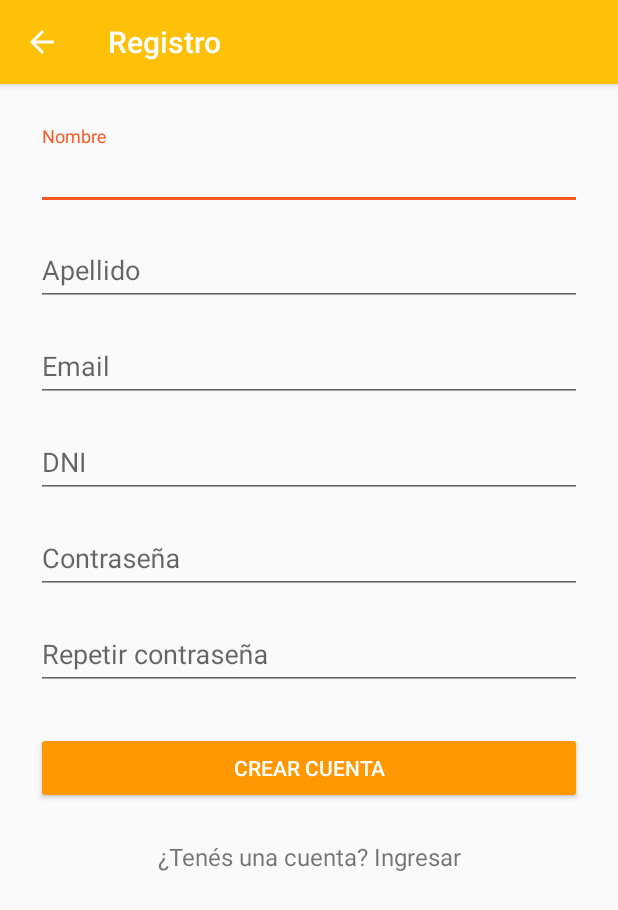
After one commit to jkrasuk/SiSMoS, an Android app: the RegisterActivity screen opened directly, with no data from a screen before it, on a phone screen of 412 x 824 dp. The commit adds this screen. Shown: the top 910 px of the screen. Run offline under Robolectric (Android 15) with nearby library versions, the phone set to English and light mode, and no system bars; our stand-ins replace ButterKnife.

Commit message:
Frontend registro

```diff
--- a/SiSMoS/app/build.gradle
+++ b/SiSMoS/app/build.gradle
@@ -52,4 +52,8 @@ dependencies {
     //GPS
     implementation 'com.google.android.gms:play-services-maps:17.0.0'
     implementation 'com.google.android.gms:play-services-location:17.0.0'
+
+    //Buttkernife
+    annotationProcessor 'com.jakewharton:butterknife:7.0.1'
+    compile 'com.jakewharton:butterknife:7.0.1'
 }
--- a/SiSMoS/app/src/main/java/com/jk/sismos/main/activities/HomeActivity.java
+++ b/SiSMoS/app/src/main/java/com/jk/sismos/main/activities/HomeActivity.java
@@ -22,6 +22,7 @@ import com.jk.sismos.main.sensors.ShakeDetector;
 public class HomeActivity extends AppCompatActivity
         implements NavigationView.OnNavigationItemSelectedListener,
         DrawerLayout.DrawerListener, ShakeDetector.Listener {
+    private static final String TAG = "HomeActivity";
     private DrawerLayout drawerLayout;
     private ShakeDetector sd;
 
--- a/SiSMoS/app/src/main/java/com/jk/sismos/main/activities/HomeContentFragment.java
+++ b/SiSMoS/app/src/main/java/com/jk/sismos/main/activities/HomeContentFragment.java
@@ -20,6 +20,7 @@ import com.jk.sismos.R;
 
 public class HomeContentFragment extends Fragment {
 
+    private static final String TAG = "HomeContent";
 
     private static final String TEXT = "text";
 
@@ -39,9 +40,9 @@ public class HomeContentFragment extends Fragment {
         // Pongo por default ese contenido
         View layout = inflater.inflate(R.layout.activity_home_content, container, false);
 
-        TextClock textClock = (TextClock) layout.findViewById(R.id.hk_time);
+        TextClock textClock = layout.findViewById(R.id.hk_time);
         textClock.setFormat24Hour("kk:mm:ss");
-        TextView helpText = (TextView) layout.findViewById(R.id.helpText); //txt is object of TextView
+        TextView helpText = layout.findViewById(R.id.helpText); //txt is object of TextView
         helpText.setPaintFlags(helpText.getPaintFlags() | Paint.UNDERLINE_TEXT_FLAG);
         helpText.setMovementMethod(LinkMovementMethod.getInstance());
         helpText.setOnClickListener(new View.OnClickListener() {
--- a/SiSMoS/app/src/main/java/com/jk/sismos/main/activities/OfficialHistoryContentFragment.java
+++ b/SiSMoS/app/src/main/java/com/jk/sismos/main/activities/OfficialHistoryContentFragment.java
@@ -32,14 +32,13 @@ import retrofit2.Response;
 
 public class OfficialHistoryContentFragment extends Fragment {
 
+    private static final String TAG = "OfficialHistory";
+    private static final String TEXT = "text";
     private ListView earthquakeList;
     private APIService mAPIService;
-    private String TAG = "OfficialHistoryActivity";
     private EarthquakeListAdapter earthquakeListAdapter;
     private FusedLocationProviderClient fusedLocationClient;
     private Location lastKnownLocation;
-
-    private static final String TEXT = "text";
 
     public static OfficialHistoryContentFragment newInstance(String text) {
         OfficialHistoryContentFragment frag = new OfficialHistoryContentFragment();
--- /dev/null
+++ b/SiSMoS/app/src/main/java/com/jk/sismos/main/activities/RegisterActivity.java
@@ -0,0 +1,180 @@
+package com.jk.sismos.main.activities;
+
+import android.app.ProgressDialog;
+import android.os.Bundle;
+import android.util.Log;
+import android.view.Menu;
+import android.view.MenuItem;
+import android.view.View;
+import android.widget.Button;
+import android.widget.EditText;
+import android.widget.TextView;
+import android.widget.Toast;
+
+import androidx.appcompat.app.ActionBar;
+import androidx.appcompat.app.AppCompatActivity;
+
+import com.jk.sismos.R;
+
+import butterknife.Bind;
+import butterknife.ButterKnife;
+
+public class RegisterActivity extends AppCompatActivity {
+    private static final String TAG = "RegisterActivity";
+
+    @Bind(R.id.input_name)
+    EditText _nameText;
+    @Bind(R.id.input_surname)
+    EditText _surnameText;
+    @Bind(R.id.input_email)
+    EditText _emailText;
+    @Bind(R.id.input_dni)
+    EditText _dniText;
+    @Bind(R.id.input_password)
+    EditText _passwordText;
+    @Bind(R.id.input_repeat_password)
+    EditText _confirmPasswordText;
+    @Bind(R.id.btn_signup)
+    Button _signupButton;
+    @Bind(R.id.link_login)
+    TextView _loginLink;
+
+    @Override
+    public void onCreate(Bundle savedInstanceState) {
+        super.onCreate(savedInstanceState);
+        setContentView(R.layout.activity_register);
+        ButterKnife.bind(this);
+        ActionBar actionBar = getSupportActionBar();
+        if (actionBar != null) {
+            actionBar.setDisplayHomeAsUpEnabled(true);
+            actionBar.setTitle("Registro");
+        }
+
+        _signupButton.setOnClickListener(new View.OnClickListener() {
+            @Override
+            public void onClick(View v) {
+                signup();
+            }
+        });
+
+        _loginLink.setOnClickListener(new View.OnClickListener() {
+            @Override
+            public void onClick(View v) {
+                // Finish the registration screen and return to the Login activity
+                finish();
+            }
+        });
+    }
+
+    public boolean onOptionsItemSelected(MenuItem item) {
+        switch (item.getItemId()) {
+            case android.R.id.home:
+                finish();
+                return true;
+        }
+        return super.onOptionsItemSelected(item);
+    }
+
+    public boolean onCreateOptionsMenu(Menu menu) {
+        return true;
+    }
+
+    public void signup() {
+        Log.d(TAG, "Registro");
+
+        if (!validate()) {
+            onSignupFailed();
+            return;
+        }
+
+        _signupButton.setEnabled(false);
+
+        final ProgressDialog progressDialog = new ProgressDialog(RegisterActivity.this,
+                R.style.AppThemeNoActionBar);
+        progressDialog.setIndeterminate(true);
+        progressDialog.setMessage("Creando cuenta...");
+        progressDialog.show();
+
+        String name = _nameText.getText().toString();
+        String surname = _surnameText.getText().toString();
+        String email = _emailText.getText().toString();
+        String password = _passwordText.getText().toString();
+
+
+        new android.os.Handler().postDelayed(
+                new Runnable() {
+                    public void run() {
+                        onSignupSuccess();
+                        // onSignupFailed();
+                        progressDialog.dismiss();
+                    }
+                }, 3000);
+    }
+
+
+    public void onSignupSuccess() {
+        _signupButton.setEnabled(true);
+        setResult(RESULT_OK, null);
+        finish();
+    }
+
+    public void onSignupFailed() {
+        Toast.makeText(getBaseContext(), "Revise los datos ingresados", Toast.LENGTH_LONG).show();
+
+        _signupButton.setEnabled(true);
+    }
+
+    public boolean validate() {
+        boolean valid = true;
+
+        String name = _nameText.getText().toString();
+        String surname = _surnameText.getText().toString();
+        String email = _emailText.getText().toString();
+        String dni = _dniText.getText().toString();
+        String password = _passwordText.getText().toString();
+        String confirmPassword = _confirmPasswordText.getText().toString();
+
+        if (name.isEmpty() || name.length() < 4) {
+            _nameText.setError("Al menos 4 caracteres");
+            valid = false;
+        } else {
+            _nameText.setError(null);
+        }
+        if (surname.isEmpty() || surname.length() < 4) {
+            _surnameText.setError("Al menos 4 caracteres");
+            valid = false;
+        } else {
+            _surnameText.setError(null);
+        }
+
+        if (email.isEmpty() || !android.util.Patterns.EMAIL_ADDRESS.matcher(email).matches()) {
+            _emailText.setError("Ingrese una dirección de correo electrónico válida");
+            valid = false;
+        } else {
+            _emailText.setError(null);
+        }
+
+        String regex = "\\d+";
+        if (dni.isEmpty() || dni.length() < 7 || password.length() > 8 || !dni.matches(regex)) {
+            _dniText.setError("Ingrese un DNI válido");
+            valid = false;
+        } else {
+            _dniText.setError(null);
+        }
+
+        if (password.isEmpty() || password.length() < 8 || password.length() > 20) {
+            _passwordText.setError("La contraseña debe tener entre 8 y 20 caracteres");
+            valid = false;
+        } else {
+            _passwordText.setError(null);
+        }
+
+        if (confirmPassword.isEmpty() || confirmPassword.length() < 8 || confirmPassword.length() > 20 || !confirmPassword.equals(password)) {
+            _confirmPasswordText.setError("Las contraseñas no coinciden");
+            valid = false;
+        } else {
+            _confirmPasswordText.setError(null);
+        }
+        return valid;
+    }
+}
--- a/SiSMoS/app/src/main/res/layout/activity_login.xml
+++ b/SiSMoS/app/src/main/res/layout/activity_login.xml
@@ -75,11 +75,11 @@
         android:layout_marginStart="38dp"
         android:text="@string/noAccountQuestion"
         android:textSize="18sp"
-        app:layout_constraintBaseline_toBaselineOf="@+id/textView4"
+        app:layout_constraintBaseline_toBaselineOf="@+id/register"
         app:layout_constraintStart_toStartOf="parent" />
 
     <TextView
-        android:id="@+id/textView4"
+        android:id="@+id/register"
         android:layout_width="wrap_content"
         android:layout_height="wrap_content"
         android:layout_marginStart="8dp"
--- /dev/null
+++ b/SiSMoS/app/src/main/res/layout/activity_register.xml
@@ -0,0 +1,124 @@
+<?xml version="1.0" encoding="utf-8"?>
+<ScrollView xmlns:android="http://schemas.android.com/apk/res/android"
+    android:layout_width="fill_parent"
+    android:layout_height="fill_parent"
+    android:fitsSystemWindows="true">
+
+    <LinearLayout
+        android:orientation="vertical"
+        android:layout_width="match_parent"
+        android:layout_height="wrap_content"
+        android:paddingTop="24dp"
+        android:paddingLeft="24dp"
+        android:focusable="true"
+        android:focusableInTouchMode="true"
+        android:paddingRight="24dp">
+
+        <com.google.android.material.textfield.TextInputLayout
+            android:layout_width="match_parent"
+            android:layout_height="wrap_content"
+            android:layout_marginTop="4dp"
+            android:layout_marginBottom="4dp">
+
+            <EditText
+                android:id="@+id/input_name"
+                android:layout_width="match_parent"
+                android:layout_height="wrap_content"
+                android:inputType="textCapWords"
+                android:hint="Nombre" />
+        </com.google.android.material.textfield.TextInputLayout>
+
+        <com.google.android.material.textfield.TextInputLayout
+            android:layout_width="match_parent"
+            android:layout_height="wrap_content"
+            android:layout_marginTop="4dp"
+            android:layout_marginBottom="4dp">
+
+            <EditText
+                android:id="@+id/input_surname"
+                android:layout_width="match_parent"
+                android:layout_height="wrap_content"
+                android:inputType="textCapWords"
+                android:hint="Apellido" />
+        </com.google.android.material.textfield.TextInputLayout>
+
+        <com.google.android.material.textfield.TextInputLayout
+            android:layout_width="match_parent"
+            android:layout_height="wrap_content"
+            android:layout_marginTop="4dp"
+            android:layout_marginBottom="4dp">
+
+            <EditText
+                android:id="@+id/input_email"
+                android:layout_width="match_parent"
+                android:layout_height="wrap_content"
+                android:inputType="textEmailAddress"
+                android:hint="Email" />
+        </com.google.android.material.textfield.TextInputLayout>
+
+        <com.google.android.material.textfield.TextInputLayout
+            android:layout_width="match_parent"
+            android:layout_height="wrap_content"
+            android:layout_marginTop="4dp"
+            android:layout_marginBottom="4dp">
+
+            <EditText
+                android:id="@+id/input_dni"
+                android:layout_width="match_parent"
+                android:layout_height="wrap_content"
+                android:hint="DNI"
+                android:inputType="numberDecimal" />
+        </com.google.android.material.textfield.TextInputLayout>
+        <!-- Password Label -->
+        <com.google.android.material.textfield.TextInputLayout
+            android:layout_width="match_parent"
+            android:layout_height="wrap_content"
+            android:layout_marginTop="4dp"
+            android:layout_marginBottom="4dp">
+
+            <EditText
+                android:id="@+id/input_password"
+                android:layout_width="match_parent"
+                android:layout_height="wrap_content"
+                android:hint="Contraseña"
+                android:inputType="textPassword" />
+        </com.google.android.material.textfield.TextInputLayout>
+
+        <com.google.android.material.textfield.TextInputLayout
+            android:layout_width="match_parent"
+            android:layout_height="wrap_content"
+            android:layout_marginTop="4dp"
+            android:layout_marginBottom="4dp">
+
+            <EditText
+                android:id="@+id/input_repeat_password"
+                android:layout_width="match_parent"
+                android:layout_height="wrap_content"
+                android:hint="Repetir contraseña"
+                android:inputType="textPassword" />
+        </com.google.android.material.textfield.TextInputLayout>
+
+        <androidx.appcompat.widget.AppCompatButton
+            android:id="@+id/btn_signup"
+            android:layout_width="fill_parent"
+            android:layout_height="wrap_content"
+            android:layout_marginTop="24dp"
+            android:layout_marginBottom="24dp"
+            android:padding="12dp"
+            android:backgroundTint="#FF9800"
+            android:textColor="#FFFFFF"
+
+            android:text="Crear cuenta" />
+
+        <TextView
+            android:id="@+id/link_login"
+            android:layout_width="fill_parent"
+            android:layout_height="wrap_content"
+            android:layout_marginBottom="24dp"
+            android:text="¿Tenés una cuenta? Ingresar"
+            android:gravity="center"
+            android:textSize="16dip" />
+
+
+    </LinearLayout>
+</ScrollView>
```
Also changed, not shown: SiSMoS/app/src/main/AndroidManifest.xml (+10 -7 lines), SiSMoS/app/src/main/java/com/jk/sismos/main/activities/LoginActivity.java (+22 -5 lines).
